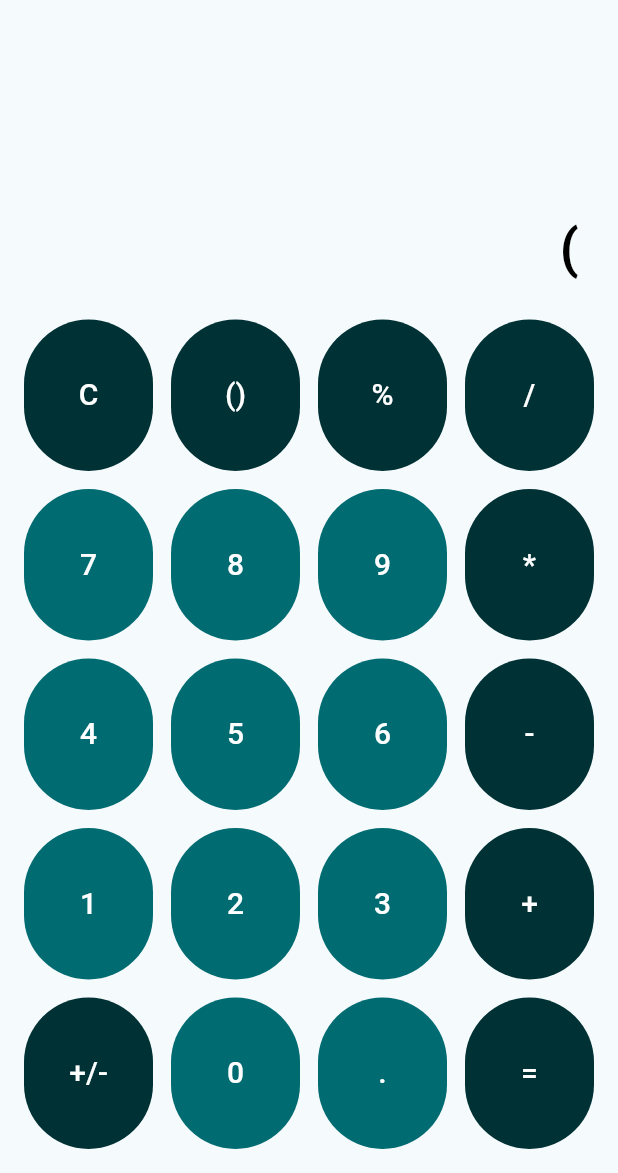
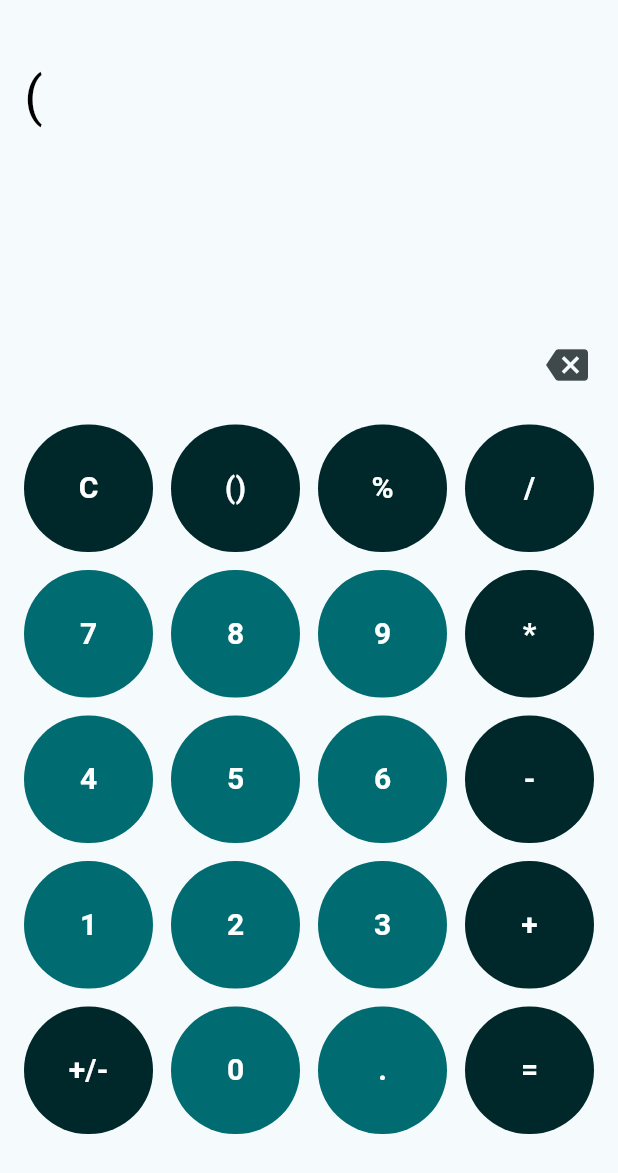
Before and after one commit to as9284/project_zero, a Flutter app: the screen it shows after launch, after a tap on "()", on a phone screen of 412 x 824 dp, the part 63-1236 px from its top. Run offline on Flutter 3.47's test engine with Material 3 defaults, Android fonts, the phone set to English and light mode, and no system bars; our stand-ins replace math_expressions, package_info_plus, shared_preferences; missing offline and left inert: desktop_window.

Commit message:
Update icon, improve error handling and design of the calculator

```diff
--- a/lib/views/home.dart
+++ b/lib/views/home.dart
@@ -13,18 +13,39 @@ class _HomePageState extends State<HomePage> {
   String _expression = "";
   final List<String> operators = ['+', '-', '*', '/', '%'];
   final List<String> _history = [];
+  final ScrollController _scrollController = ScrollController();
 
   void _onButtonPressed(String value) {
     setState(() {
       if (value == 'C') {
         _expression = '';
       } else if (value == '=') {
+        if (_expression.isEmpty) {
+          _expression = 'Enter an expression';
+          return;
+        }
+
+        if (!_isBalancedParentheses(_expression)) {
+          _expression = 'Unmatched parentheses';
+          return;
+        }
+
+        final lastChar = _expression[_expression.length - 1];
+        if (operators.contains(lastChar) || lastChar == '(') {
+          _expression = 'Incomplete expression';
+          return;
+        }
+
         try {
           String result = _evaluate(_expression);
           _history.add("$_expression = $result");
           _expression = result;
+        } on FormatException {
+          _expression = 'Invalid number format';
+        } on UnsupportedError {
+          _expression = 'Cannot divide by zero';
         } catch (e) {
-          _expression = 'Error';
+          _expression = 'Calculation error';
         }
       } else if (value == '+/-') {
         _toggleSign();
@@ -33,27 +54,57 @@ class _HomePageState extends State<HomePage> {
       } else {
         _appendToExpression(value);
       }
+
+      WidgetsBinding.instance.addPostFrameCallback((_) {
+        _scrollController.animateTo(
+          _scrollController.position.maxScrollExtent,
+          duration: const Duration(milliseconds: 150),
+          curve: Curves.easeOut,
+        );
+      });
     });
   }
 
   void _appendToExpression(String value) {
+    if (value.isEmpty) return;
+
     final lastChar =
         _expression.isNotEmpty ? _expression[_expression.length - 1] : '';
 
     if (operators.contains(value)) {
-      if (_expression.isEmpty) return;
-      if (operators.contains(lastChar)) {
-        _expression = _expression.substring(0, _expression.length - 1) + value;
+      if (_expression.isEmpty ||
+          operators.contains(lastChar) ||
+          lastChar == '(') {
         return;
       }
+      if (operators.contains(lastChar)) {
+        _expression = _expression.substring(0, _expression.length - 1);
+      }
+      _expression += value;
+      return;
     }
 
     if (value == '.') {
       if (_expression.isEmpty ||
-          lastChar == '.' ||
           operators.contains(lastChar) ||
-          lastChar == '(')
+          lastChar == '(') {
         return;
+      }
+      final number = _expression.split(RegExp(r'[\+\-\*/\%\(\)]')).last;
+      if (number.contains('.')) return;
+      _expression += value;
+      return;
+    }
+
+    if (value == ')') {
+      int open = '('.allMatches(_expression).length;
+      int close = ')'.allMatches(_expression).length;
+      if (close >= open) return;
+      if (_expression.isEmpty ||
+          operators.contains(lastChar) ||
+          lastChar == '(') {
+        return;
+      }
     }
 
     _expression += value;
@@ -67,27 +118,44 @@ class _HomePageState extends State<HomePage> {
       ContextModel cm = ContextModel();
       double result = exp.evaluate(EvaluationType.REAL, cm);
       _expression = _formatResult(-result);
-    } catch (e) {
-      _expression = 'Error';
+    } catch (_) {
+      _expression = 'Invalid toggle';
     }
   }
 
   void _insertParenthesis() {
     int openCount = '('.allMatches(_expression).length;
     int closeCount = ')'.allMatches(_expression).length;
-    if (openCount == closeCount || _expression.endsWith('(')) {
+    String lastChar =
+        _expression.isNotEmpty ? _expression[_expression.length - 1] : '';
+
+    if (_expression.isEmpty ||
+        operators.contains(lastChar) ||
+        lastChar == '(') {
       _expression += '(';
-    } else {
+    } else if (openCount > closeCount &&
+        RegExp(r'[0-9)]$').hasMatch(lastChar)) {
       _expression += ')';
     }
   }
 
   String _evaluate(String expr) {
     expr = expr.replaceAll('×', '*').replaceAll('÷', '/');
+
+    // Check for direct division by zero
+    if (RegExp(r'/\s*0(?!\d)').hasMatch(expr)) {
+      throw UnsupportedError('Division by zero is not supported');
+    }
+
     ShuntingYardParser p = ShuntingYardParser();
     Expression exp = p.parse(expr);
     ContextModel cm = ContextModel();
     double result = exp.evaluate(EvaluationType.REAL, cm);
+
+    if (result.isInfinite || result.isNaN) {
+      throw FormatException("Invalid result");
+    }
+
     return _formatResult(result);
   }
 
@@ -96,6 +164,24 @@ class _HomePageState extends State<HomePage> {
       return result.toInt().toString();
     }
     return result.toString();
+  }
+
+  void _deleteLastCharacter() {
+    if (_expression.isNotEmpty) {
+      setState(() {
+        _expression = _expression.substring(0, _expression.length - 1);
+      });
+    }
+  }
+
+  bool _isBalancedParentheses(String expr) {
+    int balance = 0;
+    for (var char in expr.split('')) {
+      if (char == '(') balance++;
+      if (char == ')') balance--;
+      if (balance < 0) return false;
+    }
+    return balance == 0;
   }
 
   Widget _buildButton(String label, bool isDark) {
@@ -109,13 +195,16 @@ class _HomePageState extends State<HomePage> {
           style: FilledButton.styleFrom(
             backgroundColor:
                 isOperator
-                    ? const Color.fromARGB(255, 0, 49, 52)
+                    ? const Color.fromARGB(255, 0, 40, 43)
                     : const Color.fromRGBO(0, 107, 113, 1),
             foregroundColor: Colors.white,
-            padding: const EdgeInsets.symmetric(vertical: 36),
+            padding: const EdgeInsets.symmetric(vertical: 28),
           ),
           onPressed: () => _onButtonPressed(label),
-          child: Text(label, style: const TextStyle(fontSize: 20)),
+          child: Text(
+            label,
+            style: const TextStyle(fontSize: 20, fontWeight: FontWeight.w700),
+          ),
         ),
       ),
     );
@@ -159,7 +248,6 @@ class _HomePageState extends State<HomePage> {
               );
             },
           ),
-
           IconButton(
             icon: const Icon(Icons.settings),
             onPressed: () {
@@ -168,22 +256,31 @@ class _HomePageState extends State<HomePage> {
           ),
         ],
       ),
-      body: Padding(
-        padding: const EdgeInsets.all(10),
+      body: SafeArea(
         child: Column(
           children: [
-            Expanded(
-              child: Container(
-                padding: const EdgeInsets.all(16),
+            Container(
+              height: 100,
               alignment: Alignment.bottomRight,
+              padding: const EdgeInsets.symmetric(horizontal: 16, vertical: 10),
+              child: Stack(
+                children: [
+                  Scrollbar(
+                    controller: _scrollController,
+                    thumbVisibility: true,
+                    trackVisibility: true,
                     child: SingleChildScrollView(
+                      controller: _scrollController,
                       scrollDirection: Axis.horizontal,
-                  reverse: true,
+                      child: Align(
+                        alignment:
+                            Alignment
+                                .centerRight, // This aligns the text to the right side
                         child: Text(
                           _expression,
                           style: TextStyle(
                             fontSize: 36,
-                      fontWeight: FontWeight.bold,
+                            fontWeight: FontWeight.w400,
                             color: isDark ? Colors.white : Colors.black,
                           ),
                           maxLines: 1,
@@ -193,11 +290,64 @@ class _HomePageState extends State<HomePage> {
                       ),
                     ),
                   ),
+                  Align(
+                    alignment: Alignment.centerRight,
+                    child: IgnorePointer(
+                      child: Container(
+                        width: 20,
+                        decoration: BoxDecoration(
+                          gradient: LinearGradient(
+                            begin: Alignment.centerRight,
+                            end: Alignment.centerLeft,
+                            colors: [
+                              Theme.of(context).scaffoldBackgroundColor,
+                              Theme.of(
+                                context,
+                              ).scaffoldBackgroundColor.withAlpha(0),
+                            ],
+                          ),
+                        ),
+                      ),
+                    ),
+                  ),
+                ],
+              ),
+            ),
 
-            ...buttons.map(
-              (row) => Row(
+            const SizedBox(height: 10),
+            Expanded(
+              child: Padding(
+                padding: const EdgeInsets.symmetric(
+                  horizontal: 10,
+                  vertical: 20,
+                ),
+                child: Column(
+                  mainAxisAlignment: MainAxisAlignment.end,
+                  children: [
+                    // Backspace Button Row
+                    Row(
+                      mainAxisAlignment: MainAxisAlignment.end,
+                      children: [
+                        IconButton(
+                          icon: const Icon(Icons.backspace),
+                          iconSize: 28,
+                          tooltip: 'Delete',
+                          onPressed: _deleteLastCharacter,
+                        ),
+                      ],
+                    ),
+                    const SizedBox(height: 10),
+                    // Calculator Buttons
+                    ...buttons.map((row) {
+                      return Row(
                         children:
-                    row.map((label) => _buildButton(label, isDark)).toList(),
+                            row
+                                .map((label) => _buildButton(label, isDark))
+                                .toList(),
+                      );
+                    }),
+                  ],
+                ),
               ),
             ),
           ],
```
Also changed, not shown: assets/icon/foreground.png, assets/icon/icon.png, assets/icon/win_icon.png, 44 other files. Lines whose indentation alone changed are shown as unchanged.
